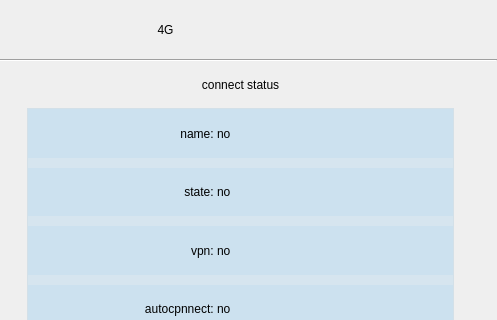
This is sim_module.ui in jizizihe/baijie_demo as Qt 5 draws it before an edit; both pictures show x 166 to 663 and y 0 to 320 of the 663 by 418 pixel window. The edited form follows.
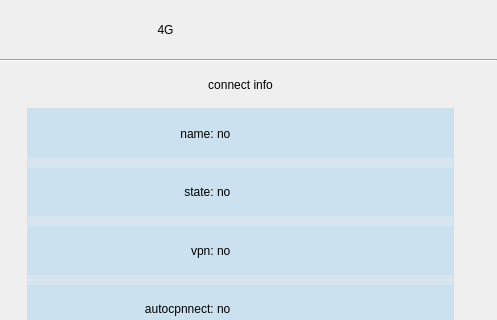
This is the edited form. Icons and pictures are not drawn. Custom widgets are drawn as their Qt base class.

```diff
--- a/sim_module.ui
+++ b/sim_module.ui
@@ -435,7 +435,7 @@
             <item>
              <widget class="QLabel" name="lbl_connectStatus">
               <property name="text">
-               <string>connect status</string>
+               <string>connect info</string>
               </property>
               <property name="alignment">
                <set>Qt::AlignCenter</set>
```
Left out of the diff: 8 changed lines with no effect on the pictures.
